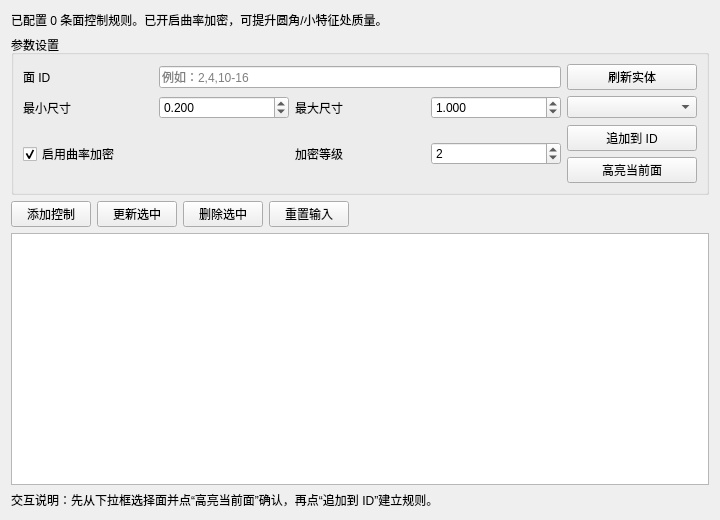
Above: plugins/Base_Mesh/MeshFaceControlWidget.ui from asd977/base_cae before the change. Below: the same form after it.
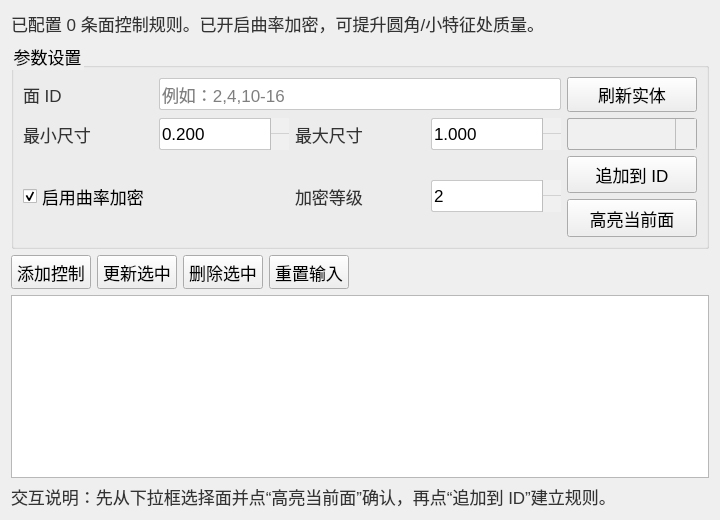
That is the form after the change. Icons and pictures are not drawn.

Commit message: style: use existing arrow assets and remove custom svg files

Diff of the .ui file:
```diff
--- a/plugins/Base_Mesh/MeshFaceControlWidget.ui
+++ b/plugins/Base_Mesh/MeshFaceControlWidget.ui
@@ -13,6 +13,104 @@
   <property name="windowTitle">
    <string>面控制</string>
   </property>
+  <property name="styleSheet">
+   <string notr="true">QWidget{
+font-family: &quot;Microsoft YaHei&quot;, &quot;微软雅黑&quot;;
+}
+QPushButton {
+    font-size: 17px;
+    min-height: 32px;
+}
+QPushButton#pushButton {
+    background-color: rgb(224, 233, 244);
+    border-width: 1px;
+    border-color: rgb(121, 121, 121);
+    border-style: solid;
+    min-height: 33px;
+    border-top: 1px solid rgb(169, 169, 169);
+    border-bottom: 1px solid rgb(169, 169, 169);
+    border-left: none;
+    border-right: none;
+    text-align: left;
+    padding-left: 15px;
+    font-size: 17px;
+}
+QLabel {
+    font-size: 17px;
+    color: rgb(51, 51, 51);
+}
+QLabel#pageNameLabel {
+    font-size: 20px;
+    padding-left: 9px;
+    color: rgb(53, 103, 147);
+}
+QLineEdit, QTextEdit, QPlainTextEdit, QSpinBox, QDoubleSpinBox, QDateTimeEdit {
+    border: 1px solid rgb(200, 200, 200);
+    border-radius: 2px;
+    font-size: 17px;
+    min-height: 30px;
+}
+QLineEdit:focus, QTextEdit:focus, QPlainTextEdit:focus,
+QSpinBox:focus, QDoubleSpinBox:focus, QDateTimeEdit:focus {
+    border-color: rgb(100, 100, 255);
+    outline: none;
+}
+QComboBox {
+    font-size: 17px;
+    color: rgb(51, 51, 51);
+    padding-left: 6px;
+    background: rgb(240, 240, 240);
+    border: 1px solid rgb(169, 169, 169);
+    border-radius: 3px;
+    min-height: 30px;
+}
+QComboBox::drop-down {
+    subcontrol-origin: padding;
+    subcontrol-position: top right;
+    width: 20px;
+    background: rgb(240, 240, 240);
+    border-left: 1px solid rgb(190, 190, 190);
+}
+QComboBox::down-arrow {
+    image: url(:/resources/down_arrow.png);
+    width: 12px;
+    height: 12px;
+}
+QSpinBox::up-button, QDoubleSpinBox::up-button {
+    subcontrol-origin: border;
+    subcontrol-position: top right;
+    width: 18px;
+    border-left: 1px solid rgb(190, 190, 190);
+    border-bottom: 1px solid rgb(210, 210, 210);
+    background: rgb(240, 240, 240);
+}
+QSpinBox::down-button, QDoubleSpinBox::down-button {
+    subcontrol-origin: border;
+    subcontrol-position: bottom right;
+    width: 18px;
+    border-left: 1px solid rgb(190, 190, 190);
+    background: rgb(240, 240, 240);
+}
+QSpinBox::up-arrow, QDoubleSpinBox::up-arrow {
+    image: url(:/resources/up_arrow.png);
+    width: 10px;
+    height: 10px;
+}
+QSpinBox::down-arrow, QDoubleSpinBox::down-arrow {
+    image: url(:/resources/down_arrow.png);
+    width: 10px;
+    height: 10px;
+}
+QRadioButton, QCheckBox, QGroupBox {
+    font-size: 17px;
+}
+QTableWidget, QTreeWidget, QListWidget {
+    font-size: 16px;
+    gridline-color: rgb(210, 210, 210);
+}
+
+</string>
+  </property>
   <layout class="QVBoxLayout" name="verticalLayout">
    <item>
     <widget class="QLabel" name="labelSummary">
```
The commit also changes 42 other files.
